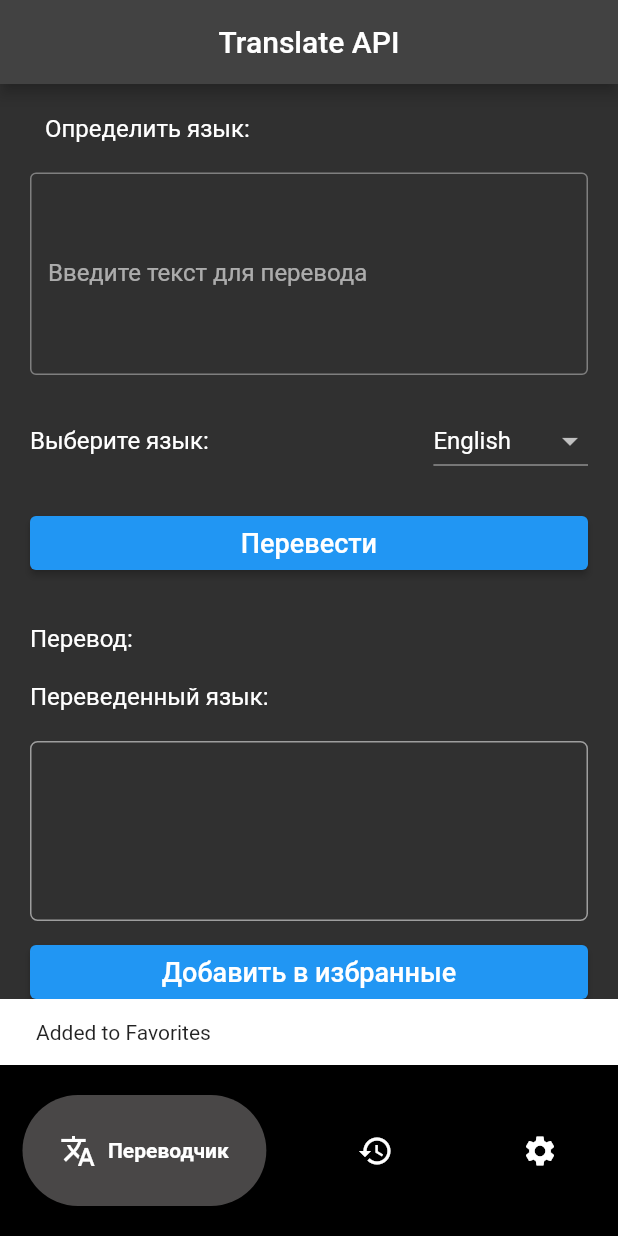
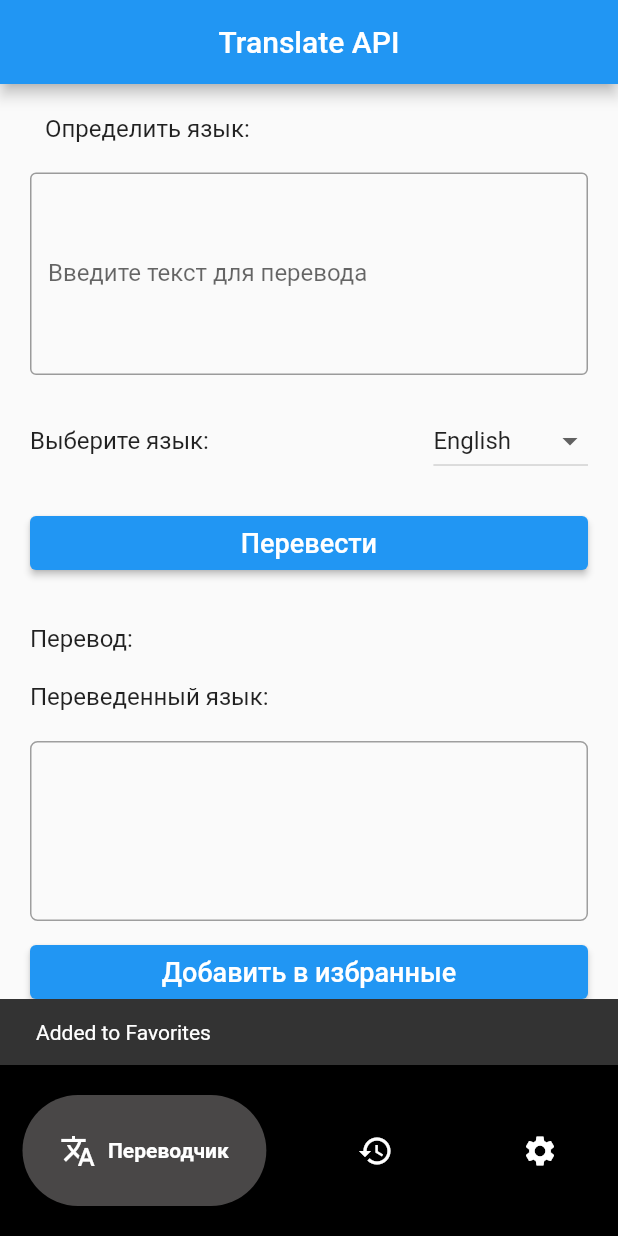
Before and after one commit to MarlenAmir/translator_app, a Flutter app: the screen it shows after launch, after a tap on "Добавить в избранные", on a phone screen of 412 x 824 dp. Run offline on Flutter 3.47's test engine with Material 2 defaults, Android fonts, the phone set to English and light mode, and no system bars; drawn by our look-alikes of google_nav_bar; our stand-ins replace dio, go_router, hive, hive_flutter; accounts and stored records are empty; network calls fail.

Commit message:
adding light to dark mode function

```diff
--- a/lib/main.dart
+++ b/lib/main.dart
@@ -1,11 +1,14 @@
 import 'package:flutter/material.dart';
+import 'package:translator_app/provider/theme_provider.dart';
 import 'ui/app.dart';
-import 'package:hive/hive.dart';
 import 'package:hive_flutter/hive_flutter.dart';
-
+import 'package:provider/provider.dart';
 
 void main() async {
   await Hive.initFlutter();
   await Hive.openBox('favorite_translations');
-  runApp(MyApp());
+  runApp(ChangeNotifierProvider(
+    create: (context) => ThemeProvider(),
+    child: MyApp(),
+  ));
 }
--- /dev/null
+++ b/lib/provider/theme_provider.dart
@@ -0,0 +1,12 @@
+import 'package:flutter/material.dart';
+
+class ThemeProvider extends ChangeNotifier {
+  bool _isLightTheme = true;
+
+  bool get isLightTheme => _isLightTheme;
+
+  void toggleTheme() {
+    _isLightTheme = !_isLightTheme;
+    notifyListeners();
+  }
+}
--- a/lib/routes/router.dart
+++ b/lib/routes/router.dart
@@ -4,18 +4,18 @@ import 'package:translator_app/ui/widgets/bottom_nav_bar.dart';
 
 GoRouter router =
     GoRouter(debugLogDiagnostics: true, initialLocation: '/', routes: [
-  GoRoute(path: '/', builder: (context, state) =>  BottomNavBar(), routes: [
+  GoRoute(path: '/', builder: (context, state) =>  const BottomNavBar(), routes: [
     GoRoute(
       path: 'home',
-      builder: (context, state) =>  HomeScreen(),
+      builder: (context, state) => const HomeScreen(),
     ),
     GoRoute(
       path: 'favorites',
-      builder: (context, state) =>  FavoritesScreen(),
+      builder: (context, state) =>  const FavoritesScreen(),
     ),
     GoRoute(
       path: 'settings',
-      builder: (context, state) =>  SettingsScreen(),
+      builder: (context, state) =>  const SettingsScreen(),
     )
   ])
 ]);
--- /dev/null
+++ b/lib/snackbar/snackbar_helper.dart
@@ -0,0 +1,13 @@
+import 'package:flutter/material.dart';
+
+
+class SnackbarHelper{
+  static void showSnackbar(BuildContext context, String message) {
+    ScaffoldMessenger.of(context).showSnackBar(
+      SnackBar(
+        content: Text(message),
+        duration: const Duration(seconds: 2),
+      ),
+    );
+  }
+}
--- /dev/null
+++ b/lib/snackbar/view.dart
@@ -0,0 +1 @@
+export 'package:translator_app/snackbar/snackbar_helper.dart';
--- /dev/null
+++ b/lib/theme/dark_theme.dart
@@ -0,0 +1,6 @@
+import 'package:flutter/material.dart';
+
+
+ThemeData darkTheme = ThemeData(
+  brightness: Brightness.dark
+);
--- /dev/null
+++ b/lib/theme/light_theme.dart
@@ -0,0 +1,5 @@
+import 'package:flutter/material.dart';
+
+ThemeData lightTheme = ThemeData(
+  brightness: Brightness.light,
+);
--- /dev/null
+++ b/lib/theme/view.dart
@@ -0,0 +1,2 @@
+export 'package:translator_app/theme/dark_theme.dart';
+export 'package:translator_app/theme/light_theme.dart';
--- a/lib/ui/app.dart
+++ b/lib/ui/app.dart
@@ -1,15 +1,19 @@
 import 'package:flutter/material.dart';
 import 'package:translator_app/routes/router.dart';
+import 'package:translator_app/theme/view.dart';
+import 'package:provider/provider.dart';
+import 'package:translator_app/provider/theme_provider.dart';
 
 class MyApp extends StatelessWidget {
   @override
   Widget build(BuildContext context) {
+    final themeProvider = Provider.of<ThemeProvider>(context);
+    final appTheme = themeProvider.isLightTheme ? lightTheme : darkTheme;
     return MaterialApp.router(
       debugShowCheckedModeBanner: false,
       routerConfig: router,
       title: 'Translator App',
-      theme: ThemeData.dark(
-      ),
+      theme: appTheme,
     );
   }
 }
--- a/lib/ui/screens/homescreen.dart
+++ b/lib/ui/screens/homescreen.dart
@@ -3,6 +3,7 @@ import 'package:translator_app/ui/widgets/view.dart';
 import 'package:translator_app/services/translator_service.dart';
 import 'package:hive/hive.dart';
 import 'package:hive_flutter/hive_flutter.dart';
+import 'package:translator_app/snackbar/snackbar_helper.dart';
 
 class HomeScreen extends StatefulWidget {
   const HomeScreen({Key? key}) : super(key: key);
@@ -17,50 +18,39 @@ class _HomeScreenState extends State<HomeScreen> {
   String _translatedText = '';
   String _detectedLanguage = '';
 
-  void showSnackbar(String message) {
-    ScaffoldMessenger.of(context).showSnackBar(
-      SnackBar(
-        content: Text(message),
-        duration: Duration(seconds: 2),
-      ),
-    );
-  }
-
   final TranslatorService _translatorService = TranslatorService(
     'AIzaSyDpu4nv9KNpmPSSAHRk-yJ7sbYDMb5vy4o', // Api key
   );
 
-  List<Map<String, dynamic>> _items = [];
-
-  final favorite_translations = Hive.box('favorite_translations');
+  final favoriteTranslations = Hive.box('favorite_translations');
 
   Future<void> createItem(Map<String, dynamic> newItem) async {
-    await favorite_translations.add(newItem);
+    await favoriteTranslations.add(newItem);
     _refreshItems();
-    print('amount data is ${favorite_translations.length}');
   }
 
   List<Map<String, dynamic>> _refreshItems() {
-    final data = favorite_translations.keys.map((key) {
-      final item = favorite_translations.get(key);
+    final data = favoriteTranslations.keys.map((key) {
+      final item = favoriteTranslations.get(key);
       return {
         "key": key,
         "inputText": item["inputText"],
         "translatedText": item["translatedText"]
       };
     }).toList();
-    setState(() {
-      _items = data.reversed.toList();
-    });
+    setState(() {});
     return data;
-
   }
 
   @override
   Widget build(BuildContext context) {
     return Scaffold(
       appBar: AppBar(
-        title: Center(child: Text('Translate API')),
+        title: const Center(
+          child: Text(
+            'Translate API',
+          ),
+        ),
       ),
       body: Padding(
         padding: const EdgeInsets.all(20),
@@ -87,7 +77,7 @@ class _HomeScreenState extends State<HomeScreen> {
                 });
               },
             ),
-            SizedBox(height: 20),
+            const SizedBox(height: 20),
             ElevatedButton(
               onPressed: () async {
                 String inputText = _textEditingController.text;
@@ -102,16 +92,17 @@ class _HomeScreenState extends State<HomeScreen> {
                       translationResult['detectedLanguage'] ?? '';
                 });
               },
-              child: Text('Перевести', style: TextStyle(fontSize: 18)),
+              child: const Text('Перевести',
+                  style: TextStyle(fontSize: 18, color: Colors.white)),
             ),
-            SizedBox(height: 30),
-            Text(
+            const SizedBox(height: 30),
+            const Text(
               'Перевод:',
-              style: TextStyle(color: Colors.white, fontSize: 16),
+              style: TextStyle(fontSize: 16),
             ),
-            SizedBox(height: 20),
+            const SizedBox(height: 20),
             TranslatedTextWidget(translatedText: _translatedText),
-            SizedBox(height: 10),
+            const SizedBox(height: 10),
             ElevatedButton(
               onPressed: () async {
                 String inputText = _textEditingController.text;
@@ -121,10 +112,10 @@ class _HomeScreenState extends State<HomeScreen> {
                     "translatedText": _translatedText,
                   });
                 }
-                showSnackbar('Added to Favorites');
+                SnackbarHelper.showSnackbar(context, 'Added to Favorites');
               },
-              child:
-                  Text('Добавить в избранные', style: TextStyle(fontSize: 18)),
+              child: const Text('Добавить в избранные',
+                  style: TextStyle(fontSize: 18, color: Colors.white)),
             ),
           ],
         ),
--- a/lib/ui/widgets/detected_language_text.dart
+++ b/lib/ui/widgets/detected_language_text.dart
@@ -10,11 +10,10 @@ class DetectedLanguageText extends StatelessWidget {
   @override
   Widget build(BuildContext context) {
     return Container(
-      margin: EdgeInsets.only(left: 10),
+      margin: const EdgeInsets.only(left: 10),
       child: Text(
         'Определить язык: $detectedLanguage',
         style: const TextStyle(
-          color: Colors.white,
           fontSize: 16,
         ),
       ),
--- a/lib/ui/widgets/language_drop_down_list.dart
+++ b/lib/ui/widgets/language_drop_down_list.dart
@@ -15,7 +15,7 @@ class LanguageDropdown extends StatelessWidget {
       children: [
         const Text(
           'Выберите язык:',
-          style: TextStyle(fontSize: 16, color: Colors.white),
+          style: TextStyle(fontSize: 16),
         ),
         DropdownButton<String>(
           value: selectedLanguageCode,
--- a/lib/ui/widgets/translated_text_widget.dart
+++ b/lib/ui/widgets/translated_text_widget.dart
@@ -27,7 +27,6 @@ class TranslatedTextWidget extends StatelessWidget {
             child: Text(
               translatedText,
               style: const TextStyle(
-                color: Colors.white,
                 fontSize: 16,
               ),
             ),
--- a/pubspec.yaml
+++ b/pubspec.yaml
@@ -43,6 +43,8 @@ dependencies:
   hive_flutter: ^1.1.0
   path_provider: ^2.0.15
   hive_generator: ^2.0.0
+  shared_preferences: ^2.2.0
+  provider: ^6.0.5
 
 dev_dependencies:
   flutter_test:
```
Also changed, not shown: lib/database/hive.dart (added, +27 -0 lines), lib/ui/screens/favorites_screen.dart (+12 -3 lines), lib/ui/screens/settings_screen.dart (+22 -3 lines), lib/ui/widgets/favorite_item_widget.dart (+19 -4 lines), pubspec.lock, 2 other files.
